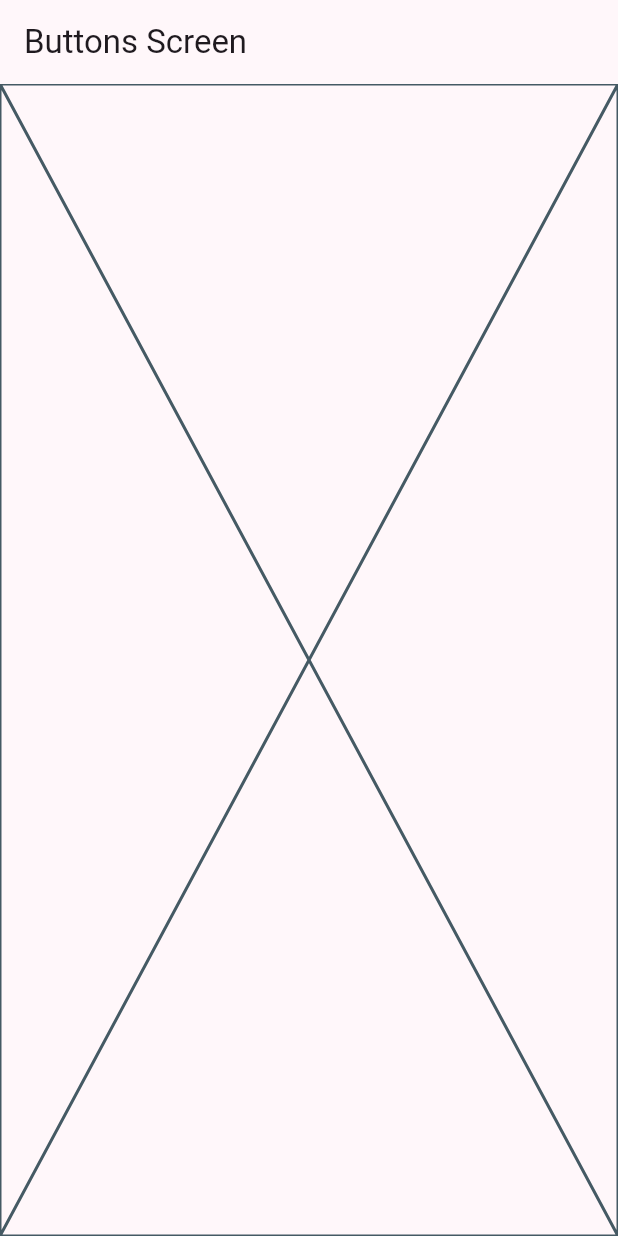
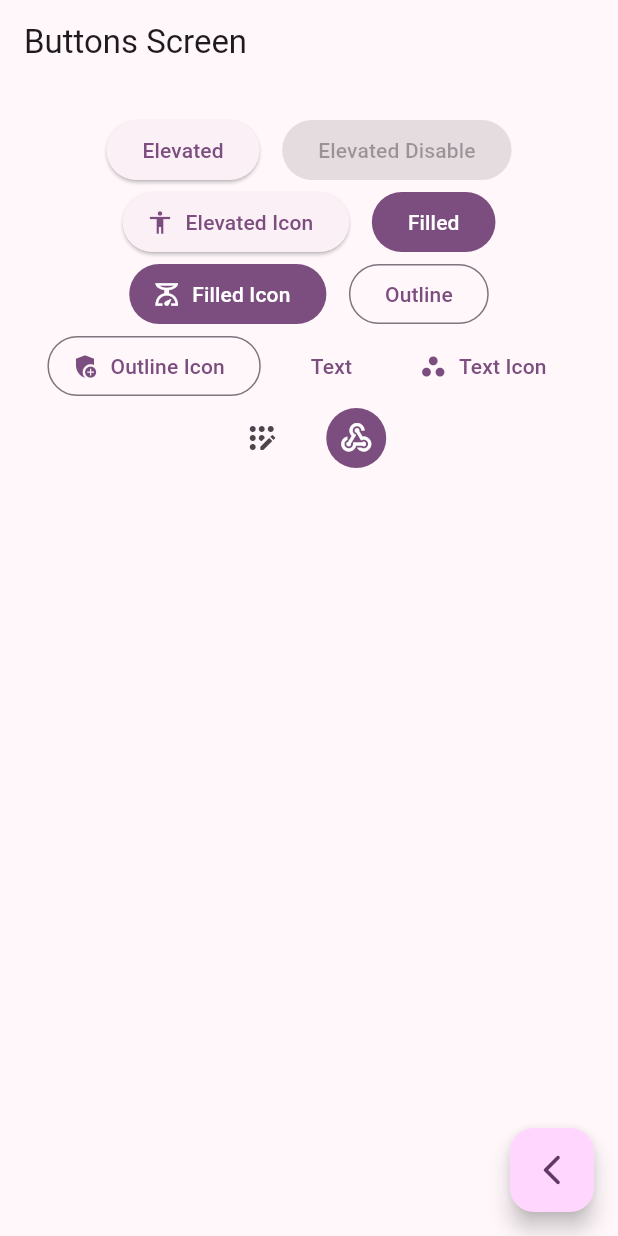
Before and after one commit to JulianOsorio27/componentesFlutter, a Flutter app: the ButtonsScreen screen opened by its route, on a phone screen of 412 x 824 dp. Run offline on Flutter 3.47's test engine with Material 3 defaults, Android fonts, the phone set to English and light mode, and no system bars; our stand-ins replace go_router.

Commit message:
Se muestran algunos botones propios de flutter

```diff
--- a/lib/presentation/screens/buttons/buttons_screen.dart
+++ b/lib/presentation/screens/buttons/buttons_screen.dart
@@ -1,4 +1,5 @@
 import 'package:flutter/material.dart';
+import 'package:go_router/go_router.dart';
 
 class ButtonsScreen extends StatelessWidget {
 
@@ -12,7 +13,79 @@ class ButtonsScreen extends StatelessWidget {
       appBar: AppBar(
         title: const Text('Buttons Screen'),
       ),
-      body: const Placeholder(),
+      body: const _ButtonsView(),
+      floatingActionButton: FloatingActionButton(
+        child: const Icon(Icons.arrow_back_ios_new_rounded),
+        onPressed: () {
+          // Volvemos a la pantalla anterior
+          context.pop();
+         },
+
+      ),
     );
   }
 }
+
+class _ButtonsView extends StatelessWidget {
+  const _ButtonsView();
+
+  @override
+  Widget build(BuildContext context) {
+
+    final colors =Theme.of(context).colorScheme;
+
+
+    return SizedBox(
+      width: double.infinity,
+      child: Padding(
+        padding: const EdgeInsets.symmetric(horizontal: 10, vertical: 20),
+        child: Wrap(
+          spacing: 15,
+          alignment: WrapAlignment.center,
+          children: [
+            ElevatedButton(onPressed: () {}, child: const Text('Elevated')),
+            const ElevatedButton(onPressed: null, child: Text('Elevated Disable')),
+            ElevatedButton.icon(onPressed: () {
+
+            }, icon: const Icon(Icons.accessibility_sharp),
+             label: const Text('Elevated Icon')),
+
+             FilledButton(onPressed: () {
+
+             }, child: const Text('Filled')),
+
+             FilledButton.icon(onPressed: () {} ,
+              icon: const Icon(Icons.scale_outlined),
+              label: const Text('Filled Icon')),
+
+              OutlinedButton(onPressed: () {},
+               child: const Text('Outline')),
+
+              OutlinedButton.icon(onPressed: () {},
+               icon: const Icon(Icons.add_moderator_sharp),
+              label: const Text('Outline Icon')),
+
+              TextButton(onPressed: () {}, child: const Text('Text')),
+              TextButton.icon(onPressed: () {},
+              icon: const Icon(Icons.workspaces),
+              label: const Text('Text Icon')),
+
+              // TODO: Custom button
+
+              IconButton(onPressed: () {}, icon: const Icon(Icons.app_registration_rounded)),
+
+              IconButton(onPressed: () {},
+               icon: const Icon(Icons.webhook),
+               style: ButtonStyle(
+                backgroundColor: MaterialStatePropertyAll(colors.primary),
+                iconColor: const MaterialStatePropertyAll( Colors.white )
+               ),
+                )
+
+
+          ],
+        ),
+      ),
+    );
+  }
+}
```
